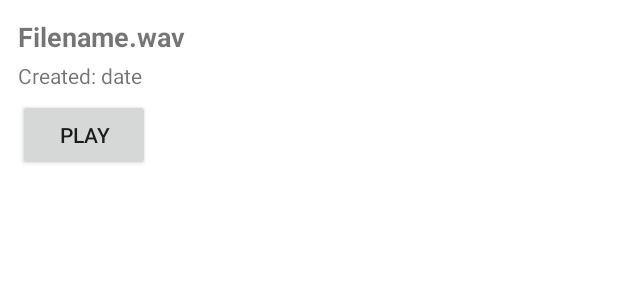
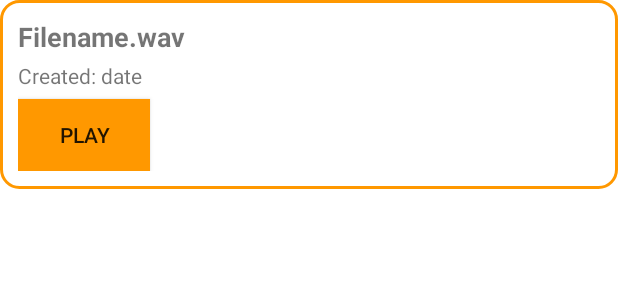
Before and after one commit to Sankar-Ayachitula/Synthesizer-App, an Android app: the layout recording_item.xml on its own in the app's theme, with its tools: preview values and no code run, on a phone screen of 412 x 824 dp. Shown: the top 300 px of the screen. Run offline under Robolectric (Android 15) with nearby library versions, the phone set to English and light mode, and no system bars.

Commit message:
adding final changes in android manifest and in recording_item xml file.

```diff
--- a/app/src/main/AndroidManifest.xml
+++ b/app/src/main/AndroidManifest.xml
@@ -19,6 +19,7 @@
                 <category android:name="android.intent.category.LAUNCHER"/>
             </intent-filter>
         </activity>
+        <activity android:name=".activities.RecordingHistoryActivity" />
     </application>
 
 </manifest>
--- a/app/src/main/res/layout/recording_item.xml
+++ b/app/src/main/res/layout/recording_item.xml
@@ -5,7 +5,7 @@
     android:layout_height="wrap_content"
     android:orientation="vertical"
     android:padding="12dp"
-    android:background="@android:color/white"
+    android:background="@drawable/wave_button_selector"
     android:layout_marginBottom="10dp">
 
     <TextView
@@ -29,6 +29,7 @@
         android:layout_width="wrap_content"
         android:layout_height="wrap_content"
         android:text="Play"
+        android:background="@color/orange"
         android:layout_marginTop="6dp"/>
 
 </LinearLayout>
```
